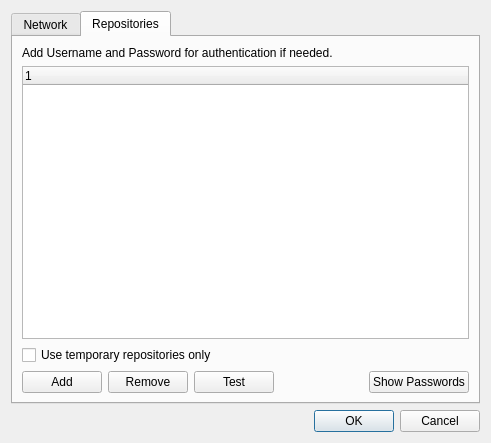
Qt form qtifw/src/sdk/settingsdialog.ui (nextgis/nextgis_installer) before a commit.
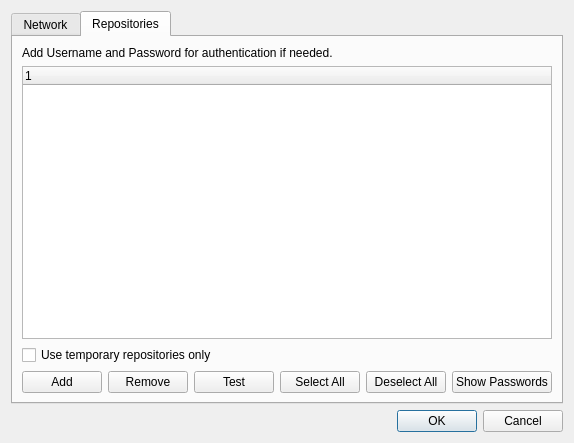
The same form after that commit. The open tabs and pages were chosen to show the change.

Diff of the .ui file:
```diff
--- a/qtifw/src/sdk/settingsdialog.ui
+++ b/qtifw/src/sdk/settingsdialog.ui
@@ -6,7 +6,7 @@
    <rect>
     <x>0</x>
     <y>0</y>
-    <width>491</width>
+    <width>543</width>
     <height>443</height>
    </rect>
   </property>
@@ -236,6 +236,20 @@
            </property>
           </widget>
          </item>
+         <item>
+          <widget class="QPushButton" name="m_selectAll">
+           <property name="text">
+            <string>Select All</string>
+           </property>
+          </widget>
+         </item>
+         <item>
+          <widget class="QPushButton" name="m_deselectAll">
+           <property name="text">
+            <string>Deselect All</string>
+           </property>
+          </widget>
+         </item>
          <item>
           <spacer name="horizontalSpacer">
            <property name="orientation">
```
